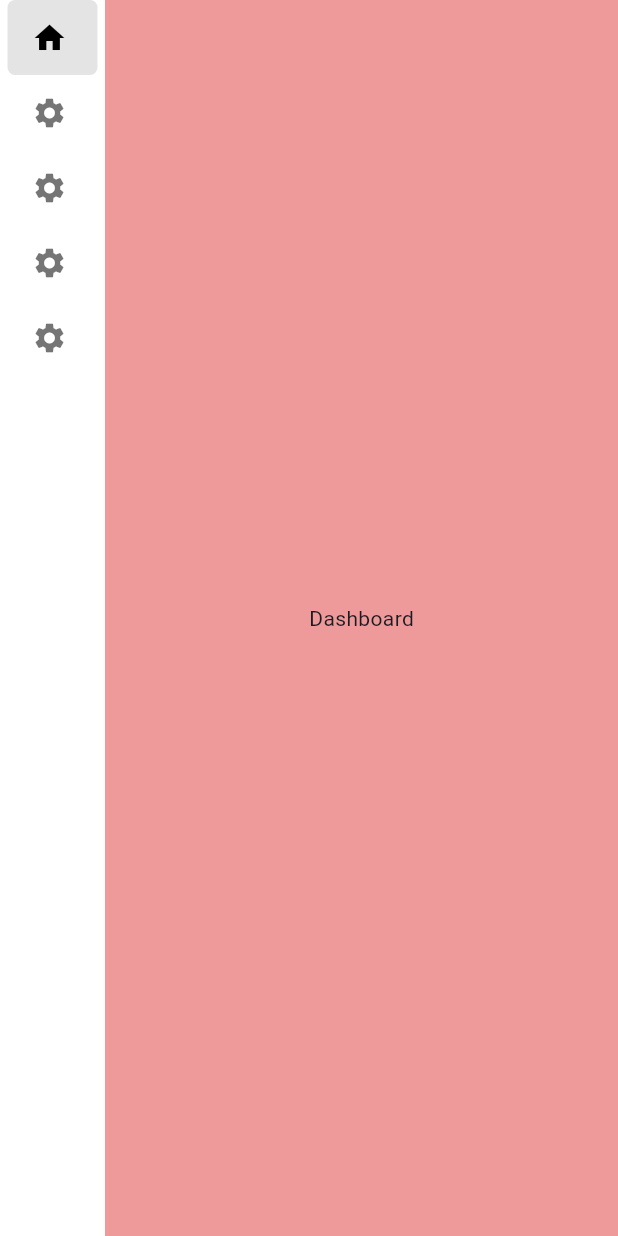
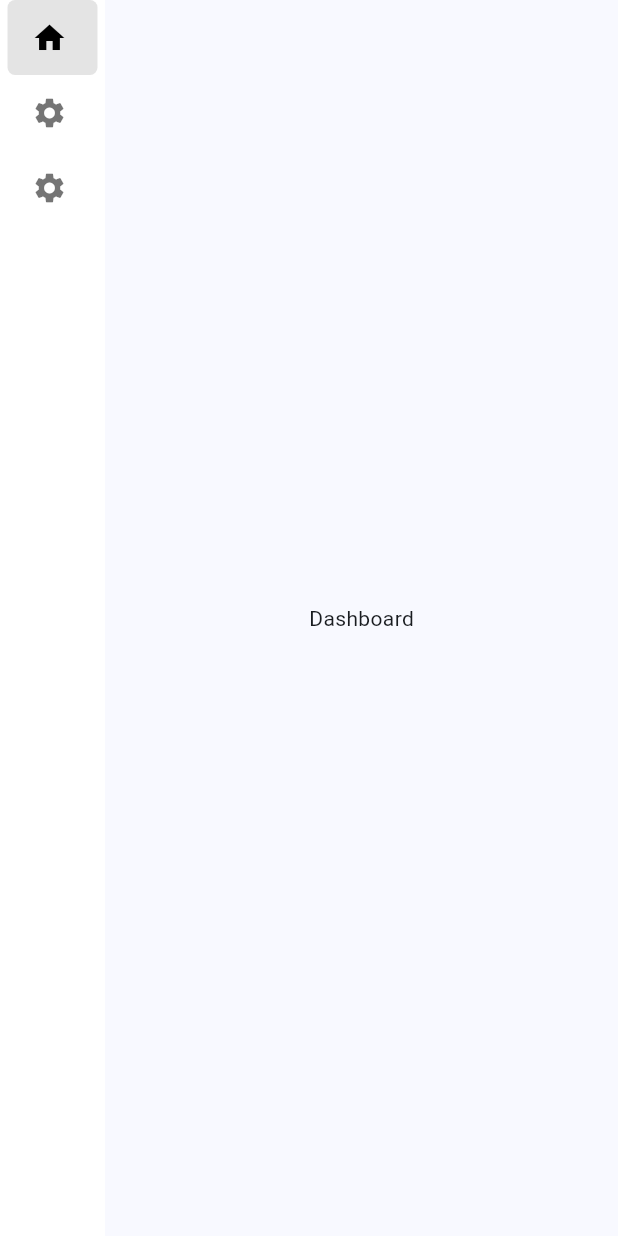
Before and after one commit to LeonardoTacca/Gerenciapinhal-FrontEnd, a Flutter app: the HomePage screen opened directly, on a phone screen of 412 x 824 dp. Run offline on Flutter 3.47's test engine with Material 3 defaults, Android fonts, the phone set to English and light mode, and no system bars; drawn by our look-alikes of easy_sidemenu.

Commit message:
Correção de bugs

```diff
--- a/lib/home/home_page.dart
+++ b/lib/home/home_page.dart
@@ -4,6 +4,7 @@
 import 'package:gerencia_manutencao/ordem_manutencao/Lista_Ordem_Manutencao_Page.dart';
 import 'package:gerencia_manutencao/pecas/cadastro_pecas_page.dart';
 import 'package:gerencia_manutencao/usuarios/listagem_usuarios_page.dart';
+import 'package:gerencia_manutencao/usuarios/usuario.dart';
 
 class HomePage extends StatefulWidget {
   const HomePage({super.key});
@@ -15,17 +16,8 @@
 class _HomePageState extends State<HomePage> {
   PageController controllerTelas = PageController();
   SideMenuController sideMenu = SideMenuController();
-  @override
-  void initState() {
-    sideMenu.addListener((index) {
-      controllerTelas.jumpToPage(index);
-    });
-    super.initState();
-  }
-
-  @override
-  Widget build(BuildContext context) {
-    List items = [
+  List<Widget> itensMenuWidget = [];
+  List menuItems = [
     SideMenuItem(
       title: 'Dashboard',
       onTap: (index, sideMenuController) {
@@ -33,13 +25,28 @@
       },
       icon: const Icon(Icons.home),
     ),
-      SideMenuItem(
+  ];
+  @override
+  void initState() {
+    sideMenu.addListener((index) {
+      controllerTelas.jumpToPage(index);
+    });
+    processMenuItems();
+    super.initState();
+  }
+
+  processMenuItems() {
+    if (UserData.cargo == Cargos.administradorGeral || UserData.cargo == Cargos.administradorManutencao) {
+      menuItems.add(SideMenuItem(
         title: 'Gerenciamento de usuarios',
         onTap: (index, sideMenuController) {
           sideMenuController.changePage(index);
         },
         icon: const Icon(Icons.settings),
-      ),
+      ));
+    }
+    if (UserData.cargo == Cargos.administradorGeral || UserData.cargo == Cargos.administradorManutencao) {
+      menuItems.add(
         SideMenuItem(
           title: 'Cadastro de Peças',
           onTap: (index, sideMenuController) {
@@ -47,6 +54,10 @@
           },
           icon: const Icon(Icons.settings),
         ),
+      );
+    }
+    if (UserData.cargo == Cargos.administradorGeral || UserData.cargo == Cargos.administradorManutencao) {
+      menuItems.add(
         SideMenuItem(
           title: 'Cadastro de Maquinas',
           onTap: (index, sideMenuController) {
@@ -54,19 +65,48 @@
           },
           icon: const Icon(Icons.settings),
         ),
+      );
+    }
+    menuItems.add(
       SideMenuItem(
-        title: 'Ordens de manutenção',
+        title: 'Ordens de serviço',
         onTap: (index, sideMenuController) {
           sideMenuController.changePage(index);
         },
         icon: const Icon(Icons.settings),
       ),
-    ];
+    );
+    menuItems.add(
+      SideMenuItem(
+        title: 'Sair',
+        onTap: (index, sideMenuController) {
+          sideMenuController.changePage(index);
+        },
+        icon: const Icon(Icons.settings),
+      ),
+    );
+    processMenuWidgets();
+  }
+
+  processMenuWidgets() {
+    if (UserData.cargo == Cargos.administradorGeral || UserData.cargo == Cargos.administradorManutencao) {
+      itensMenuWidget.add(const ListaUsuariosPage());
+    }
+    if (UserData.cargo == Cargos.administradorGeral || UserData.cargo == Cargos.administradorManutencao) {
+      itensMenuWidget.add(const CadastroPecasPage());
+    }
+    if (UserData.cargo == Cargos.administradorGeral || UserData.cargo == Cargos.administradorManutencao) {
+      itensMenuWidget.add(const CadastroMaquinasPage());
+    }
+    itensMenuWidget.add(const ListaOrdensManutencaoPageWrapper());
+  }
+
+  @override
+  Widget build(BuildContext context) {
     return Scaffold(
-        body: Container(
+        body: SizedBox(
             width: MediaQuery.of(context).size.width,
             height: MediaQuery.of(context).size.height,
-            color: Colors.red[200],
             child: Row(mainAxisAlignment: MainAxisAlignment.start, children: [
               SideMenu(
                 controller: sideMenu,
@@ -74,20 +114,20 @@
                 onDisplayModeChanged: (mode) {
                   print(mode);
                 },
-                items: items,
+                items: menuItems,
               ),
               Expanded(
                 child: PageView(
                   controller: controllerTelas,
-                  children: const [
-                    Center(
+                  children: [
+                    const Center(
                       child: Text('Dashboard'),
                     ),
-                    ListaUsuariosPage(),
-                    CadastroPecasPage(),
-                    CadastroMaquinasPage(),
-                    ListaOrdensManutencaoPageWrapper(),
-                    Center(
+                    ListView.builder(
+                      itemBuilder: (context, index) => itensMenuWidget[index],
+                      itemCount: itensMenuWidget.length,
+                    ),
+                    const Center(
                       child: Text('Exit'),
                     ),
                   ],
--- a/lib/pecas/peca_service.dart
+++ b/lib/pecas/peca_service.dart
@@ -41,6 +41,7 @@
     final url = Uri.parse('http://localhost:3000/peca/criar');
 
     try {
+      print(peca);
       final response = await http.post(url, body: jsonEncode(peca.toMap()));
       if (response.statusCode == 200) {
         _pecas.add(Peca.fromJson(response.body));
```
Also changed, not shown: lib/login/login_page.dart (+13 -13 lines), lib/maquinas/cadastro_de_maquinas_page.dart (+14 -4 lines), lib/ordem_manutencao/Ordem_Manutencao_service.dart (+3 -4 lines), lib/pecas/cadastro_pecas_page.dart (+12 -5 lines). Lines whose indentation alone changed are shown as unchanged.
